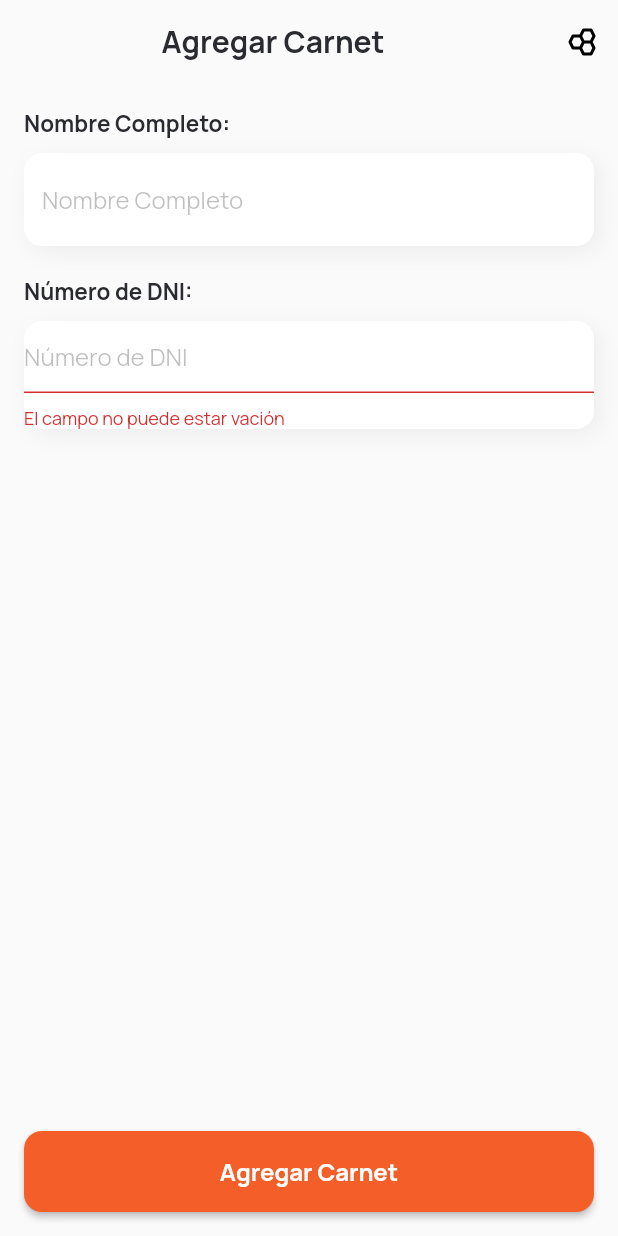
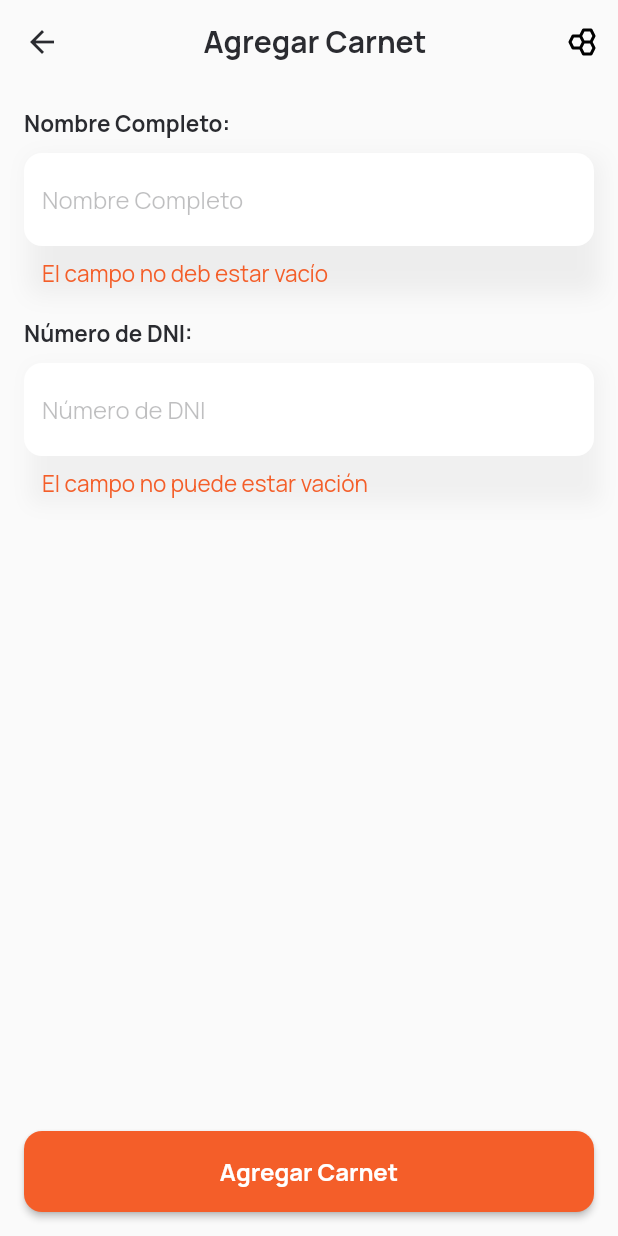
Before and after one commit to dafm10/flutter_codigo4_sqflite_qr, a Flutter app: the RegisterPage screen opened directly, after a tap on "Agregar Carnet", on a phone screen of 412 x 824 dp. Run offline on Flutter 3.47's test engine with Material 2 defaults, Android fonts, the phone set to English and light mode, and no system bars; our stand-ins replace flutter_svg, google_fonts.

Commit message:
Form Key 3

```diff
--- a/lib/main.dart
+++ b/lib/main.dart
@@ -18,7 +18,7 @@ class MyApp extends StatelessWidget {
       theme: ThemeData(
         textTheme: GoogleFonts.manropeTextTheme(),
       ),
-      home: RegisterPage(),
+      home: IntroPage(),
     );
   }
 }
--- a/lib/pages/list_card_page.dart
+++ b/lib/pages/list_card_page.dart
@@ -1,4 +1,5 @@
 import 'package:flutter/material.dart';
+import 'package:flutter_codigo4_sqflite_qr/pages/scanner_qr_page.dart';
 import 'package:flutter_codigo4_sqflite_qr/ui/general/colors.dart';
 import 'package:flutter_svg/flutter_svg.dart';
 
@@ -179,7 +180,9 @@ class _ListCardPageState extends State<ListCardPage> {
                     borderRadius: BorderRadius.circular(12.0),
                   ),
                 ),
-                onPressed: () {},
+                onPressed: () {
+                  Navigator.push(context, MaterialPageRoute(builder: (context)=>ScannerQRPage()));
+                },
                 icon: Icon(Icons.qr_code_scanner),
                 label: Text(
                   "Escanear QR",
--- a/lib/pages/register_page.dart
+++ b/lib/pages/register_page.dart
@@ -65,8 +65,6 @@ class _RegisterPageState extends State<RegisterPage> {
                     ),
                     Container(
                       decoration: BoxDecoration(
-                        color: Colors.white,
-                        borderRadius: BorderRadius.circular(12.0),
                         boxShadow: [
                           BoxShadow(
                             color: Colors.black12.withOpacity(0.05),
@@ -82,6 +80,12 @@ class _RegisterPageState extends State<RegisterPage> {
                           hintStyle: TextStyle(
                             color: COLOR_FONT_PRIMARY.withOpacity(0.3),
                           ),
+                          filled: true,
+                          fillColor: Colors.white,
+                          errorStyle: TextStyle(
+                            fontSize: 15.0,
+                            color: Color(0xffF45E29),
+                          ),
                           enabledBorder: OutlineInputBorder(
                             borderRadius: BorderRadius.circular(12.0),
                             borderSide: BorderSide.none,
@@ -90,9 +94,22 @@ class _RegisterPageState extends State<RegisterPage> {
                             borderRadius: BorderRadius.circular(12.0),
                             borderSide: BorderSide.none,
                           ),
+                          errorBorder: OutlineInputBorder(
+                            borderRadius: BorderRadius.circular(12.0),
+                            borderSide: BorderSide.none,
+                          ),
+                          focusedErrorBorder: OutlineInputBorder(
+                            borderRadius: BorderRadius.circular(12.0),
+                            borderSide: BorderSide.none,
+                          ),
                         ),
                         // atributo del TextFormField
-                        validator: (String? value) {},
+                        validator: (String? value) {
+                          if(value!.isEmpty){
+                            return "El campo no deb estar vacío";
+                          }
+                          return null;
+                        },
                       ),
                     ),
                     SizedBox(
@@ -111,12 +128,10 @@ class _RegisterPageState extends State<RegisterPage> {
                     ),
                     Container(
                       decoration: BoxDecoration(
-                        color: Colors.white,
-                        borderRadius: BorderRadius.circular(12.0),
                         boxShadow: [
                           BoxShadow(
-                            color: Colors.black12.withOpacity(0.05),
-                            blurRadius: 12.0,
+                            color: Colors.black12.withOpacity(0.04),
+                            blurRadius: 10.0,
                             offset: Offset(4, 4),
                           ),
                         ],
@@ -135,8 +150,13 @@ class _RegisterPageState extends State<RegisterPage> {
                           hintStyle: TextStyle(
                             color: COLOR_FONT_PRIMARY.withOpacity(0.3),
                           ),
-                          counterText:
-                              "", // para quitar el contador de caracteres
+                          filled: true,
+                          fillColor: Colors.white,
+                          counterText: "", // para quitar el contador de caracteres
+                          errorStyle: TextStyle(
+                            fontSize: 15.0,
+                            color: Color(0xffF45E29),
+                          ),
                           enabledBorder: OutlineInputBorder(
                             borderRadius: BorderRadius.circular(12.0),
                             borderSide: BorderSide.none,
@@ -145,11 +165,22 @@ class _RegisterPageState extends State<RegisterPage> {
                             borderRadius: BorderRadius.circular(12.0),
                             borderSide: BorderSide.none,
                           ),
+                          errorBorder: OutlineInputBorder(
+                            borderRadius: BorderRadius.circular(12.0),
+                            borderSide: BorderSide.none,
+                          ),
+                          focusedErrorBorder: OutlineInputBorder(
+                            borderRadius: BorderRadius.circular(12.0),
+                            borderSide: BorderSide.none,
+                          ),
                         ),
                         // atributo del TextFormField
                         validator: (String? value){
                           if(value!.isEmpty){
                             return "El campo no puede estar vación";
+                          }
+                          if(value.length < 8){
+                            return "Ingrese como mínimo 8 caracteres";
                           }
                           return null;
                         },
@@ -174,6 +205,7 @@ class _RegisterPageState extends State<RegisterPage> {
                   ),
                 ),
                 onPressed: () {
+                  // se ejecuta esto siempre y cuando la validación sea correcta
                   if(_keyForm.currentState!.validate()){
 
                   }
--- /dev/null
+++ b/lib/pages/scanner_qr_page.dart
@@ -0,0 +1,16 @@
+
+import 'package:flutter/material.dart';
+
+class ScannerQRPage extends StatefulWidget {
+  const ScannerQRPage({Key? key}) : super(key: key);
+
+  @override
+  _ScannerQRPageState createState() => _ScannerQRPageState();
+}
+
+class _ScannerQRPageState extends State<ScannerQRPage> {
+  @override
+  Widget build(BuildContext context) {
+    return Scaffold();
+  }
+}
--- a/pubspec.yaml
+++ b/pubspec.yaml
@@ -36,6 +36,7 @@ dependencies:
   cupertino_icons: ^1.0.2
   google_fonts: ^2.2.0
   flutter_svg: ^1.0.0
+  qr_code_scanner: ^0.6.1
 
 dev_dependencies:
   flutter_test:
```
Also changed, not shown: pubspec.lock.
